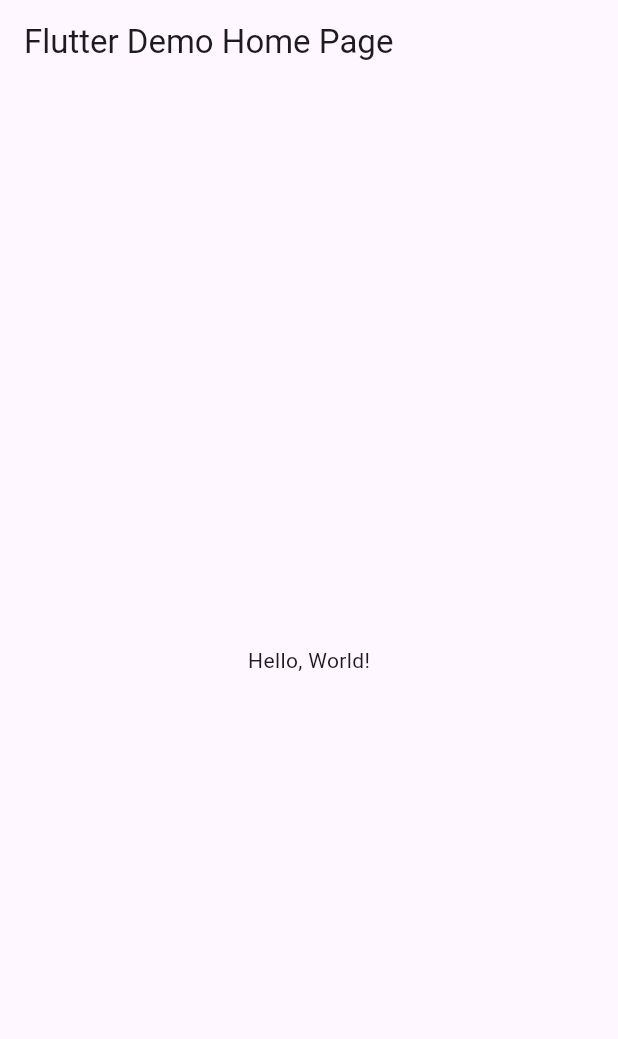
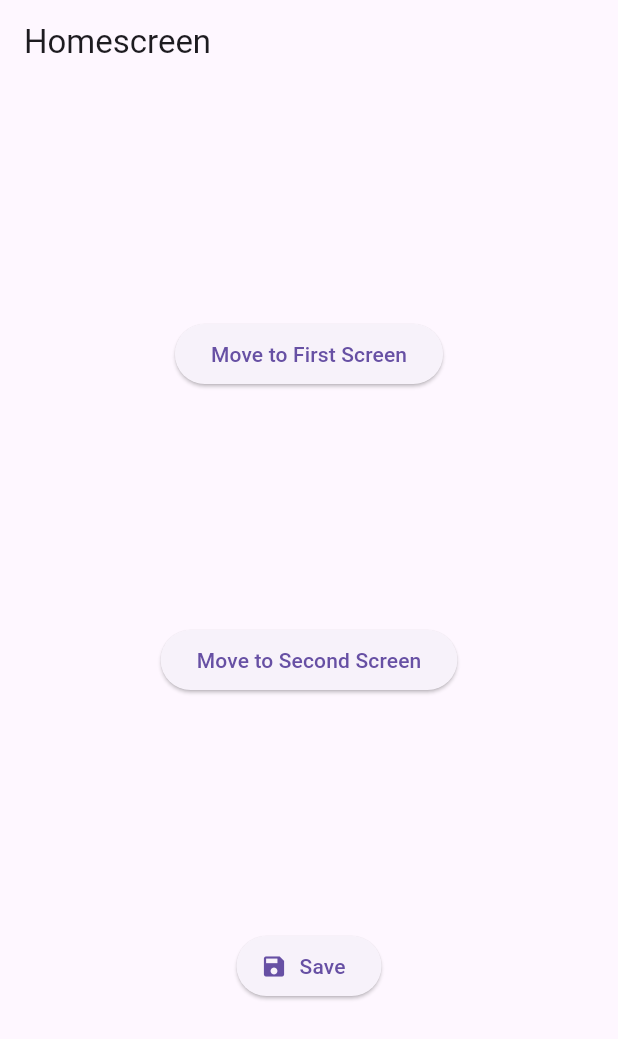
Before and after one commit to nava128/RutasNava2024, a Flutter app: the screen it shows after launch, on a phone screen of 412 x 824 dp. Shown: the top 1039 px of the screen. Run offline on Flutter 3.47's test engine with Material 3 defaults, Android fonts, the phone set to English and light mode, and no system bars.

Commit message:
eliseo rutas

```diff
--- /dev/null
+++ b/lib/firstscreen.dart
@@ -0,0 +1,21 @@
+import 'package:flutter/material.dart';
+
+class Firstscreen extends StatelessWidget {
+  const Firstscreen({super.key});
+
+  @override
+  Widget build(BuildContext context) {
+    return Scaffold(
+      appBar: AppBar(
+        title: const Text('First screen'),
+      ),
+      body: Center(
+        child: Column(
+          children: [
+            ElevatedButton(onPressed: () {}, child: const Text('screen')),
+          ],
+        ),
+      ),
+    );
+  }
+}
--- /dev/null
+++ b/lib/homescreen.dart
@@ -0,0 +1,36 @@
+import 'package:flutter/material.dart';
+
+class Homescreen extends StatelessWidget {
+  const Homescreen({super.key});
+
+  @override
+  Widget build(BuildContext context) {
+    return Scaffold(
+      appBar: AppBar(
+        title: const Text('Homescreen'),
+      ),
+      body: Center(
+        child: Column(
+          mainAxisAlignment: MainAxisAlignment.spaceEvenly,
+          children: [
+            ElevatedButton(
+                onPressed: () {
+                  Navigator.pushNamed(context, '/Firstscreen');
+                },
+                child: const Text('Move to First Screen')),
+            ElevatedButton(
+                onPressed: () {
+                  Navigator.pushNamed(context, '/Secondscreen');
+                },
+                child: const Text('Move to Second Screen')),
+            ElevatedButton.icon(
+              icon: const Icon(Icons.save),
+              label: const Text("Save"),
+              onPressed: () {},
+            )
+          ],
+        ),
+      ),
+    );
+  }
+}
--- a/lib/main.dart
+++ b/lib/main.dart
@@ -1,43 +1,25 @@
 import 'package:flutter/material.dart';
+import 'package:navarutas/secondscreen.dart';
 
-void main() => runApp(MyApp());
+import 'firstscreen.dart';
+import 'homescreen.dart';
+
+void main() {
+  runApp(const MyApp());
+}
 
 class MyApp extends StatelessWidget {
   const MyApp({super.key});
-  // This widget is the root of your application.
+
   @override
   Widget build(BuildContext context) {
     return MaterialApp(
-      // Application name
-      title: 'Flutter Hello World',
-      // Application theme data, you can set the colors for the application as
-      // you want
-      theme: ThemeData(
-        // useMaterial3: true,
-        primarySwatch: Colors.blue,
-      ),
-      // A widget which will be started on application startup
-      home: MyHomePage(title: 'Flutter Demo Home Page'),
+      initialRoute: '/',
+      routes: {
+        '/': (context) => const Homescreen(),
+        '/Firstscreen': (context) => const Firstscreen(),
+        '/Secondscreen': (context) => const Secondscreen(),
+      },
     );
   }
 }
-
-class MyHomePage extends StatelessWidget {
-  final String title;
-  const MyHomePage({super.key, required this.title});
-
-  @override
-  Widget build(BuildContext context) {
-    return Scaffold(
-      appBar: AppBar(
-        // The title text which will be shown on the action bar
-        title: Text(title),
-      ),
-      body: Center(
-        child: Text(
-          'Hello, World!',
-        ),
-      ),
-    );
-  }
-}
```
Also changed, not shown: lib/secondscreen.dart (added, +22 -0 lines).
